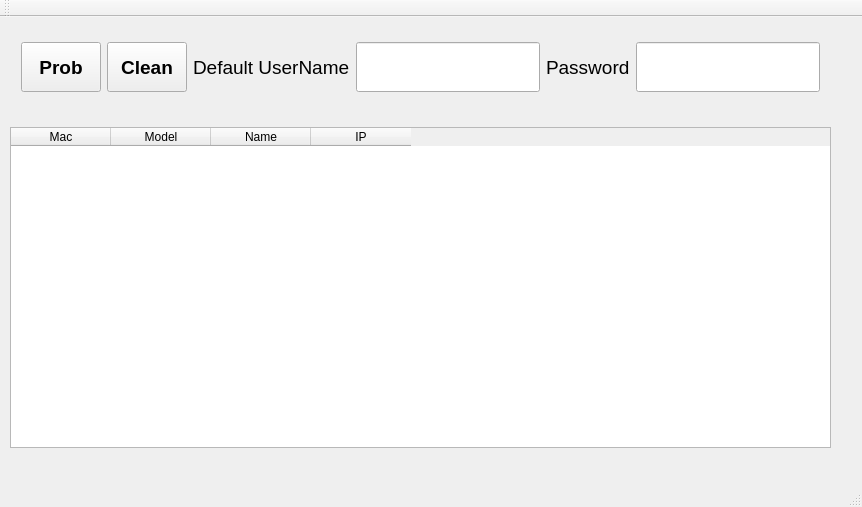
The window that mainwindow.ui (mychuang/IP_CAM) describes before a commit, drawn with Qt 5.
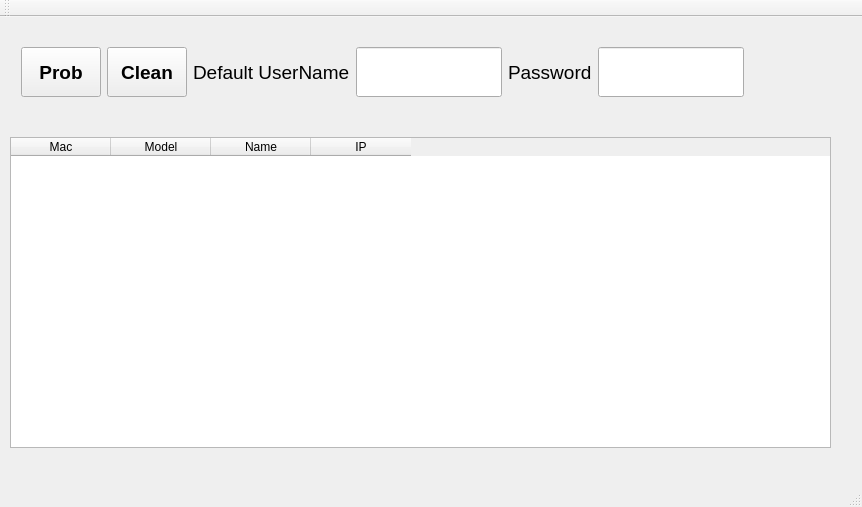
The same window after the commit.

Patch:
```diff
--- a/mainwindow.ui
+++ b/mainwindow.ui
@@ -20,7 +20,7 @@
       <x>10</x>
       <y>10</y>
       <width>821</width>
-      <height>80</height>
+      <height>91</height>
      </rect>
     </property>
     <layout class="QHBoxLayout" name="horizontalLayout">
@@ -121,15 +121,28 @@
        </property>
       </widget>
      </item>
+     <item>
+      <widget class="QLabel" name="labFig">
+       <property name="minimumSize">
+        <size>
+         <width>70</width>
+         <height>50</height>
+        </size>
+       </property>
+       <property name="text">
+        <string/>
+       </property>
+      </widget>
+     </item>
     </layout>
    </widget>
    <widget class="QTableWidget" name="tableWidget">
     <property name="geometry">
      <rect>
       <x>10</x>
-      <y>110</y>
+      <y>120</y>
       <width>821</width>
-      <height>321</height>
+      <height>311</height>
      </rect>
     </property>
     <column>
```
